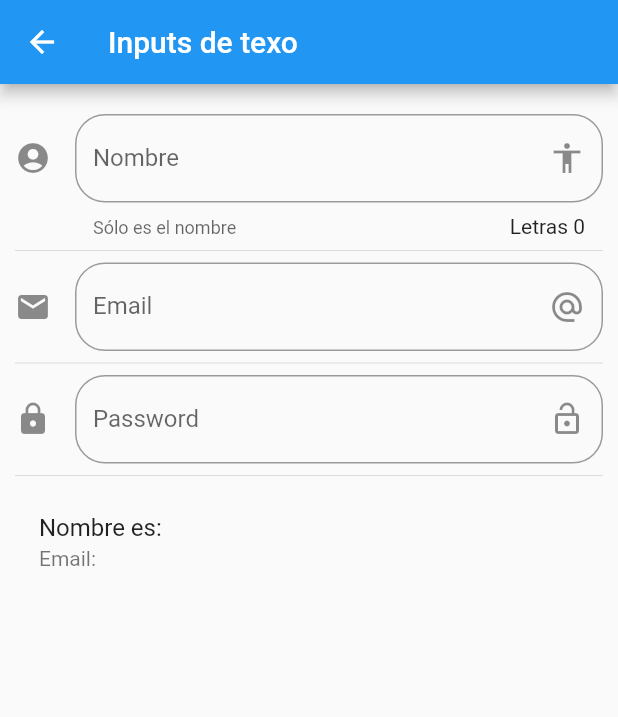
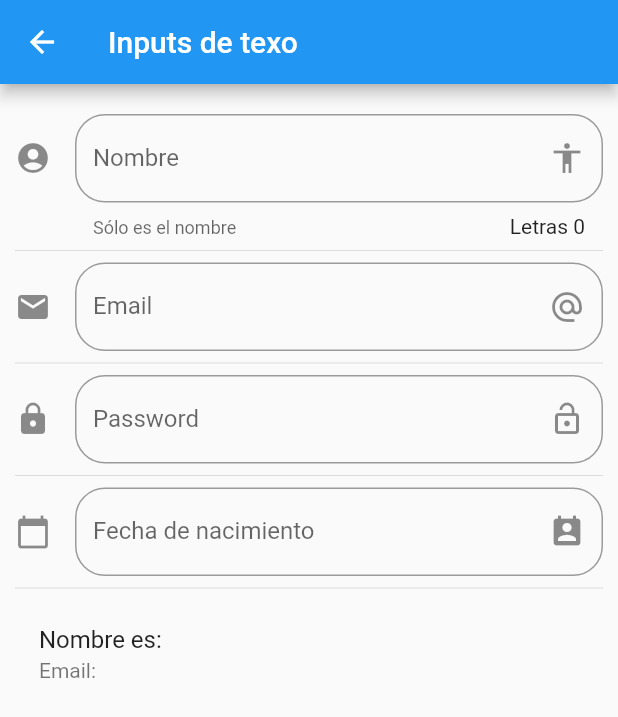
Before and after one commit to OmarACY/Flutter-Components, a Flutter app: the InputPage screen opened by its route, on a phone screen of 412 x 824 dp. Shown: the top 717 px of the screen. Run offline on Flutter 3.47's test engine with Material 2 defaults, Android fonts, the phone set to English and light mode, and no system bars.

Commit message:
81. Datepicker

```diff
--- a/lib/src/pages/input_page.dart
+++ b/lib/src/pages/input_page.dart
@@ -1,4 +1,5 @@
 import 'package:flutter/material.dart';
+import 'package:flutter/services.dart';
 
 class InputPage extends StatefulWidget {
   @override
@@ -10,6 +11,9 @@ class _InputPageState extends State<InputPage> {
   String _name = '';
   String _email = '';
   String _password = '';
+  String _date = '';
+
+  TextEditingController _inputFieldDateController = new TextEditingController();
 
   @override
   Widget build(BuildContext context) {
@@ -25,6 +29,8 @@ class _InputPageState extends State<InputPage> {
           _createEmail(),
           Divider(),
           _createPassword(),
+          Divider(),
+          _createDate(context),
           Divider(),
           _createPerson()
         ],
@@ -74,7 +80,7 @@ class _InputPageState extends State<InputPage> {
     );
   }
 
-  _createPassword() {
+  Widget _createPassword() {
     return TextField(
       obscureText: true,
       decoration: InputDecoration(
@@ -88,8 +94,27 @@ class _InputPageState extends State<InputPage> {
       ),
       onChanged: (value) => setState(() {
         _password = value;
-      })
-      ,
+      }),
+    );
+  }
+
+  Widget _createDate(BuildContext context) {
+    return TextField(
+      enableInteractiveSelection: false,
+      controller: _inputFieldDateController,
+      decoration: InputDecoration(
+          border: OutlineInputBorder(
+              borderRadius: BorderRadius.circular(20.0)
+          ),
+          hintText: 'Fecha de nacimiento',
+          labelText: 'Fecha de nacimiento',
+          suffixIcon: Icon(Icons.perm_contact_calendar),
+          icon: Icon(Icons.calendar_today)
+      ),
+      onTap: () {
+        FocusScope.of(context).requestFocus(new FocusNode());
+        _selectDate(context);
+      },
     );
   }
 
@@ -100,6 +125,21 @@ class _InputPageState extends State<InputPage> {
     );
   }
 
+  _selectDate(BuildContext context) async {
+    DateTime picked = await showDatePicker(
+        context: context,
+        initialDate: new DateTime.now(),
+        firstDate: new DateTime(2018),
+        lastDate: new DateTime(2025)
+    );
 
+    if( picked != null ){
+        setState(() {
+          _date = picked.toString();
+          _inputFieldDateController.text = _date;
+        });
+    }
+
+  }
 
 }
```
